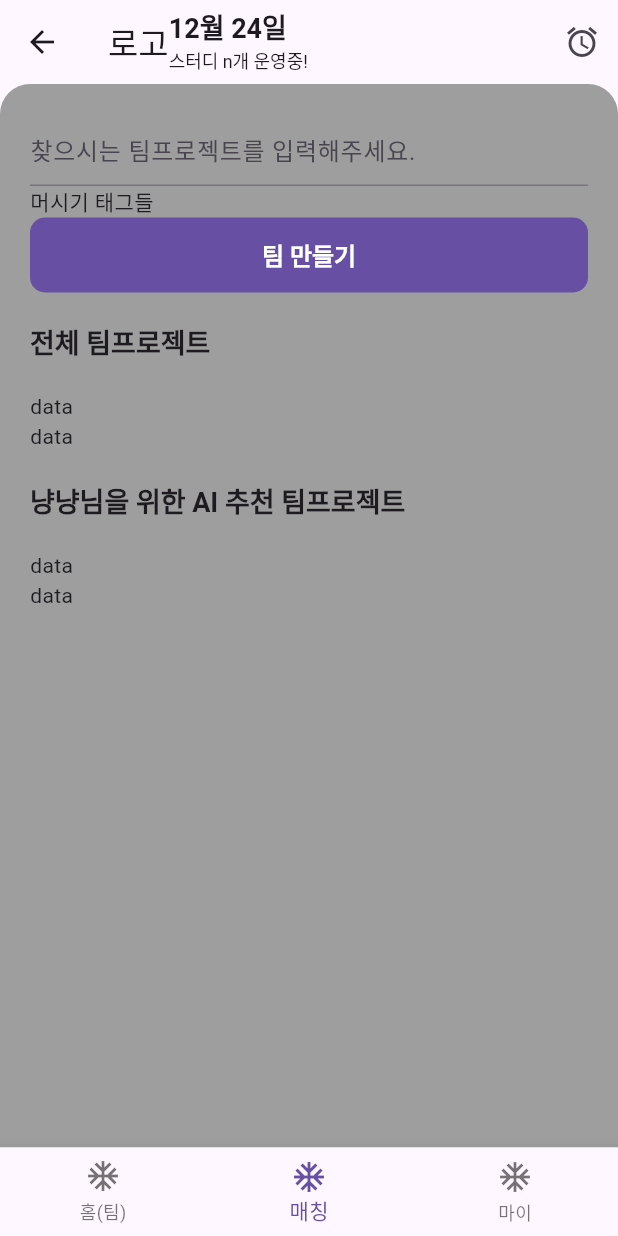
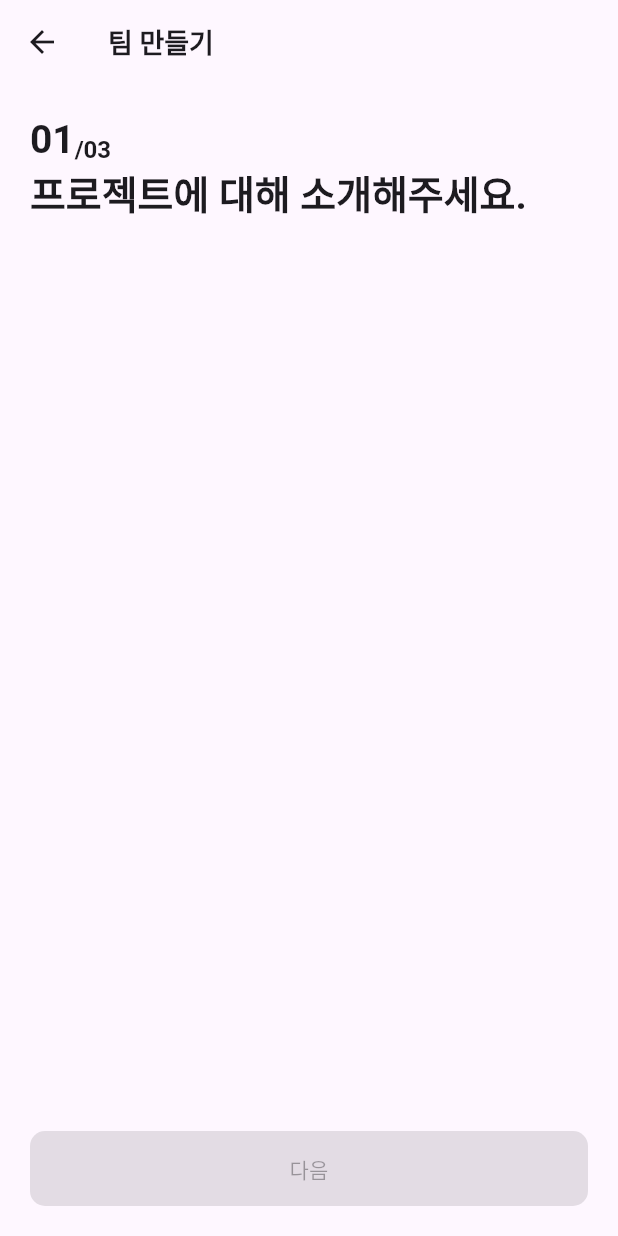
Before and after one commit to LeeHJuu/teamfit, a Flutter app: the HomePage screen opened directly, item 2 of the bottom bar chosen, after a tap on "팀 만들기", on a phone screen of 412 x 824 dp. Run offline on Flutter 3.47's test engine with Material 3 defaults, Android fonts, the phone set to English and light mode, and no system bars; our stand-ins replace cloud_firestore, firebase_auth, firebase_core, firebase_crashlytics, flutter_dotenv, flutter_riverpod and 2 more; accounts and stored records are empty.

Commit message:
feat: 프로젝트 등록 시작

```diff
--- /dev/null
+++ b/lib/src/presentation/views/add_team_project/add_project_info_page.dart
@@ -0,0 +1,42 @@
+import 'package:flutter/material.dart';
+import 'package:teamfit/src/config/theme/custom_text.dart';
+import 'package:teamfit/src/presentation/views/add_team_project/widgets/add_project_step_title.dart';
+import 'package:teamfit/src/presentation/views/signup/add_user_stack_page.dart';
+import 'package:teamfit/src/presentation/widgets/next_step_bottom_button.dart';
+
+class AddProjectInfoPage extends StatefulWidget {
+  @override
+  State<AddProjectInfoPage> createState() => _AddProjectInfoPageState();
+}
+
+class _AddProjectInfoPageState extends State<AddProjectInfoPage> {
+  bool _isPossible = false;
+
+  @override
+  Widget build(BuildContext context) {
+    return Scaffold(
+      appBar: AppBar(title: Text('팀 만들기', style: CustomText.Title_S)),
+      body: Column(
+        children: [
+          AddProjectStepTitle(
+            nowStep: '01',
+            allStep: '/03',
+            title: '프로젝트에 대해 소개해주세요.',
+          ),
+          Spacer(),
+          // _aggrementBox(),
+          NextStepBottomButton(
+            title: '다음',
+            isPossible: _isPossible,
+            moveNext: () {
+              Navigator.push(
+                context,
+                MaterialPageRoute(builder: (context) => AddUserStackPage()),
+              );
+            },
+          ),
+        ],
+      ),
+    );
+  }
+}
--- /dev/null
+++ b/lib/src/presentation/views/add_team_project/widgets/add_project_step_title.dart
@@ -0,0 +1,35 @@
+import 'package:flutter/material.dart';
+import 'package:teamfit/src/config/theme/custom_text.dart';
+
+class AddProjectStepTitle extends StatelessWidget {
+  String nowStep;
+  String allStep;
+  String title;
+
+  AddProjectStepTitle({
+    required this.nowStep,
+    required this.allStep,
+    required this.title,
+  });
+
+  @override
+  Widget build(BuildContext context) {
+    return Container(
+      padding: EdgeInsets.all(20),
+      width: double.infinity,
+      child: Column(
+        crossAxisAlignment: CrossAxisAlignment.start,
+        children: [
+          Row(
+            crossAxisAlignment: CrossAxisAlignment.end,
+            children: [
+              Text(nowStep, style: CustomText.Headline_M),
+              Text(allStep, style: CustomText.Subtitle_M),
+            ],
+          ),
+          Text(title, style: CustomText.Headline_M),
+        ],
+      ),
+    );
+  }
+}
--- a/lib/src/presentation/views/home/pages/matching_tap_page/widgets/ai_recommended_team_projects.dart
+++ b/lib/src/presentation/views/home/pages/matching_tap_page/widgets/ai_recommended_team_projects.dart
@@ -1,5 +1,6 @@
 import 'package:flutter/material.dart';
 import 'package:teamfit/src/config/theme/custom_text.dart';
+import 'package:teamfit/src/presentation/views/home/pages/matching_tap_page/widgets/project_item_box.dart';
 
 class AIRecommendedTeamProjects extends StatelessWidget {
   const AIRecommendedTeamProjects({super.key});
@@ -11,10 +12,10 @@ class AIRecommendedTeamProjects extends StatelessWidget {
       children: [
         Padding(
           padding: const EdgeInsets.symmetric(vertical: 20),
-          child: Text('전체 팀프로젝트', style: CustomText.Title_S),
+          child: Text('냥냥님을 위한 AI 추천 팀프로젝트', style: CustomText.Title_S),
         ),
-        Text('data'),
-        Text('data'),
+        ProjectItemBox(),
+        ProjectItemBox(),
       ],
     );
   }
--- a/lib/src/presentation/views/home/pages/matching_tap_page/widgets/all_team_projects.dart
+++ b/lib/src/presentation/views/home/pages/matching_tap_page/widgets/all_team_projects.dart
@@ -1,5 +1,6 @@
 import 'package:flutter/material.dart';
 import 'package:teamfit/src/config/theme/custom_text.dart';
+import 'package:teamfit/src/presentation/views/home/pages/matching_tap_page/widgets/project_item_box.dart';
 
 class AllTeamProjects extends StatelessWidget {
   const AllTeamProjects({super.key});
@@ -11,10 +12,19 @@ class AllTeamProjects extends StatelessWidget {
       children: [
         Padding(
           padding: const EdgeInsets.symmetric(vertical: 20),
-          child: Text('냥냥님을 위한 AI 추천 팀프로젝트', style: CustomText.Title_S),
+          child: Text('전체 팀프로젝트', style: CustomText.Title_S),
         ),
-        Text('data'),
-        Text('data'),
+        ProjectItemBox(),
+        ProjectItemBox(),
+        ProjectItemBox(),
+        ProjectItemBox(),
+        ProjectItemBox(),
+        ProjectItemBox(),
+        ProjectItemBox(),
+        ProjectItemBox(),
+        ProjectItemBox(),
+        ProjectItemBox(),
+        ProjectItemBox(),
       ],
     );
   }
--- a/lib/src/presentation/views/home/pages/matching_tap_page/widgets/make_team_button.dart
+++ b/lib/src/presentation/views/home/pages/matching_tap_page/widgets/make_team_button.dart
@@ -1,5 +1,6 @@
 import 'package:flutter/material.dart';
 import 'package:teamfit/src/config/theme/custom_text.dart';
+import 'package:teamfit/src/presentation/views/add_team_project/add_project_info_page.dart';
 
 class MakeTeamButton extends StatelessWidget {
   const MakeTeamButton({super.key});
@@ -10,7 +11,12 @@ class MakeTeamButton extends StatelessWidget {
       width: double.infinity,
       height: 50,
       child: FilledButton(
-        onPressed: () {},
+        onPressed: () {
+          Navigator.push(
+            context,
+            MaterialPageRoute(builder: (context) => AddProjectInfoPage()),
+          );
+        },
         style: FilledButton.styleFrom(
           shape: RoundedRectangleBorder(
             borderRadius: BorderRadiusGeometry.circular(10),
--- /dev/null
+++ b/lib/src/presentation/views/home/pages/matching_tap_page/widgets/project_item_box.dart
@@ -0,0 +1,20 @@
+import 'package:flutter/material.dart';
+import 'package:teamfit/src/presentation/views/home/pages/matching_tap_page/widgets/project_preview_info_box.dart';
+
+class ProjectItemBox extends StatelessWidget {
+  const ProjectItemBox({super.key});
+
+  @override
+  Widget build(BuildContext context) {
+    return Container(
+      padding: EdgeInsets.only(bottom: 20),
+      child: Row(
+        children: [
+          Container(color: Colors.green, width: 65, height: 65),
+          SizedBox(width: 10),
+          ProjectPreviewInfoBox(),
+        ],
+      ),
+    );
+  }
+}
--- /dev/null
+++ b/lib/src/presentation/views/home/pages/matching_tap_page/widgets/project_preview_info_box.dart
@@ -0,0 +1,18 @@
+import 'package:flutter/material.dart';
+import 'package:teamfit/src/config/theme/custom_text.dart';
+
+class ProjectPreviewInfoBox extends StatelessWidget {
+  const ProjectPreviewInfoBox({super.key});
+
+  @override
+  Widget build(BuildContext context) {
+    return Column(
+      crossAxisAlignment: CrossAxisAlignment.start,
+      children: [
+        Text('사이드 프로젝트 백엔드/디자이너 모집', style: CustomText.Subtitle_M),
+        Text('사이드 프로젝트 백엔드/디자이너 모집', style: CustomText.Body_Light_M),
+        Text('사이드 프로젝트 백엔드/디자이너 모집', style: CustomText.Body_Light_XS),
+      ],
+    );
+  }
+}
```
